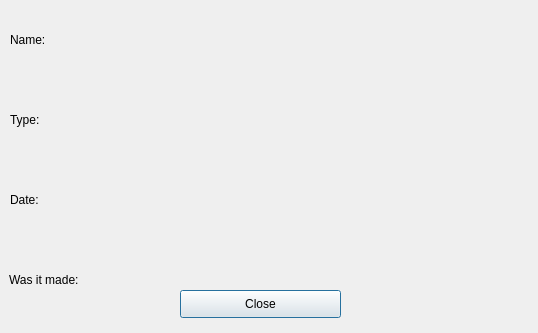
ManiSigt/Verklegt-nams, file infocomputerdialog.ui: the form before one commit.
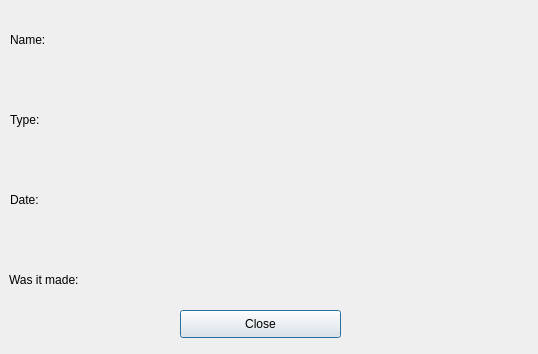
The form after the commit.

The edit to the form file:
```diff
--- a/infocomputerdialog.ui
+++ b/infocomputerdialog.ui
@@ -7,7 +7,7 @@
     <x>0</x>
     <y>0</y>
     <width>538</width>
-    <height>333</height>
+    <height>354</height>
    </rect>
   </property>
   <property name="windowTitle">
@@ -17,9 +17,9 @@
    <property name="geometry">
     <rect>
      <x>240</x>
-     <y>20</y>
-     <width>261</width>
-     <height>261</height>
+     <y>10</y>
+     <width>270</width>
+     <height>280</height>
     </rect>
    </property>
    <property name="text">
@@ -30,7 +30,7 @@
    <property name="geometry">
     <rect>
      <x>180</x>
-     <y>290</y>
+     <y>310</y>
      <width>161</width>
      <height>28</height>
     </rect>
```
